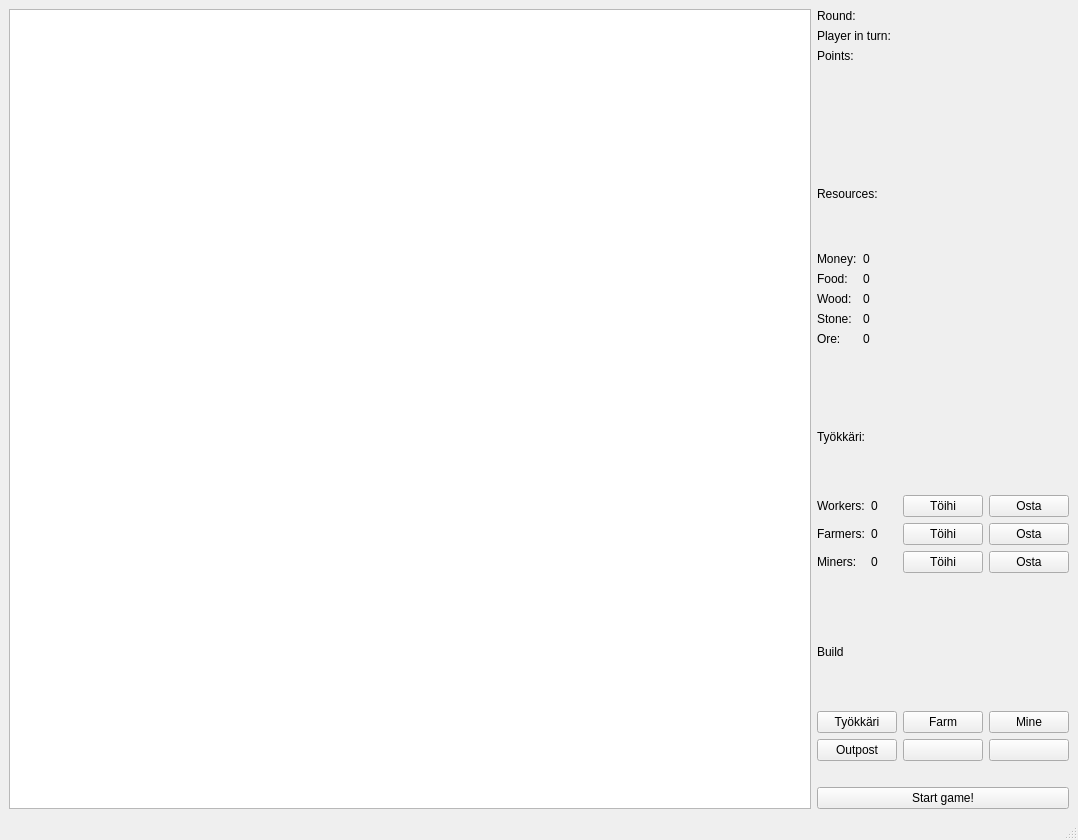
Before: the Qt Designer form Game/mapwindow.ui in Alraatla/Pirkanmaan-Valloitus, drawn with Qt 5.
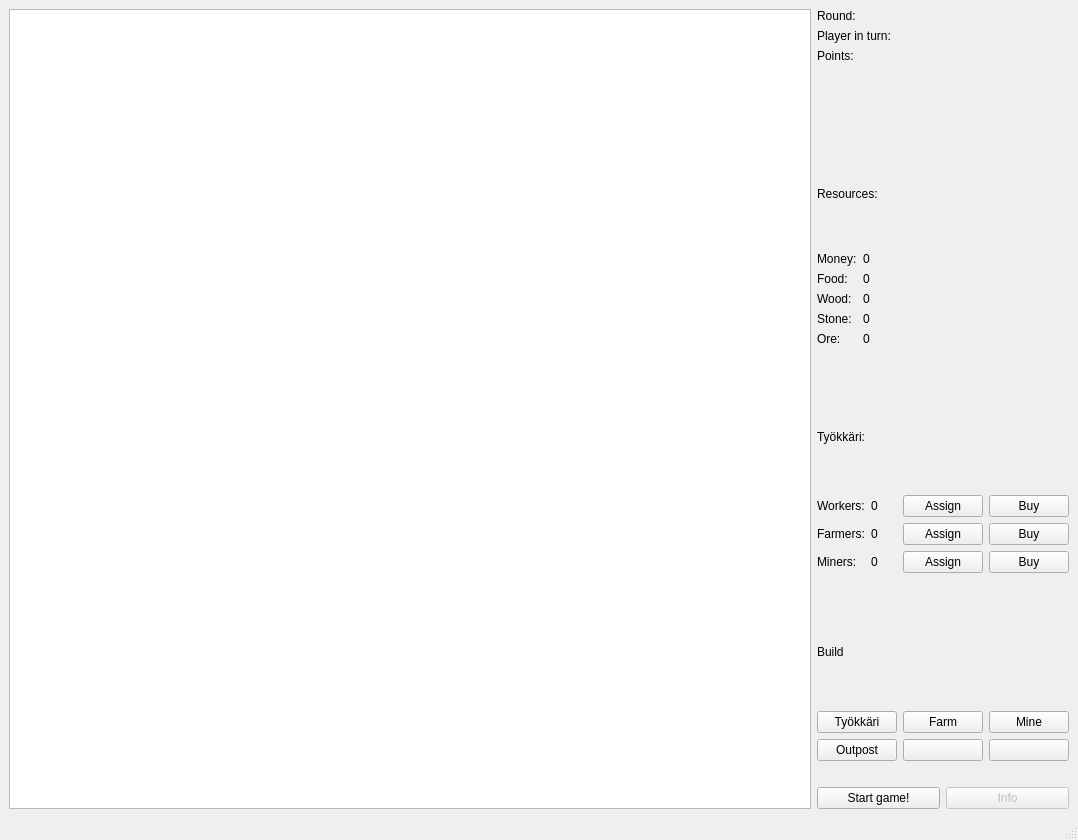
After: the same form once the commit is applied.

What changed in the file:
```diff
--- a/Game/mapwindow.ui
+++ b/Game/mapwindow.ui
@@ -212,42 +212,42 @@
         <item row="0" column="2">
          <widget class="QPushButton" name="workerAssignButton">
           <property name="text">
-           <string>Töihi</string>
+           <string>Assign</string>
           </property>
          </widget>
         </item>
         <item row="2" column="2">
          <widget class="QPushButton" name="minerAssignButton">
           <property name="text">
-           <string>Töihi</string>
+           <string>Assign</string>
           </property>
          </widget>
         </item>
         <item row="1" column="2">
          <widget class="QPushButton" name="farmerAssignButton">
           <property name="text">
-           <string>Töihi</string>
+           <string>Assign</string>
           </property>
          </widget>
         </item>
         <item row="0" column="3">
          <widget class="QPushButton" name="workerBuyButton">
           <property name="text">
-           <string>Osta</string>
+           <string>Buy</string>
           </property>
          </widget>
         </item>
         <item row="1" column="3">
          <widget class="QPushButton" name="farmerBuyButton">
           <property name="text">
-           <string>Osta</string>
+           <string>Buy</string>
           </property>
          </widget>
         </item>
         <item row="2" column="3">
          <widget class="QPushButton" name="minerBuyButton">
           <property name="text">
-           <string>Osta</string>
+           <string>Buy</string>
           </property>
          </widget>
         </item>
@@ -360,6 +360,8 @@
        </spacer>
       </item>
       <item>
+       <layout class="QHBoxLayout" name="horizontalLayout">
+        <item>
        <widget class="QPushButton" name="pushButton">
         <property name="text">
          <string>Start game!</string>
@@ -368,6 +370,22 @@
          <bool>false</bool>
         </property>
        </widget>
+        </item>
+        <item>
+         <layout class="QHBoxLayout" name="horizontalLayout_2">
+          <item>
+           <widget class="QPushButton" name="infoButton">
+            <property name="enabled">
+             <bool>false</bool>
+            </property>
+            <property name="text">
+             <string>Info</string>
+            </property>
+           </widget>
+          </item>
+         </layout>
+        </item>
+       </layout>
       </item>
      </layout>
     </item>
```
Lines whose indentation alone changed are shown as unchanged.
